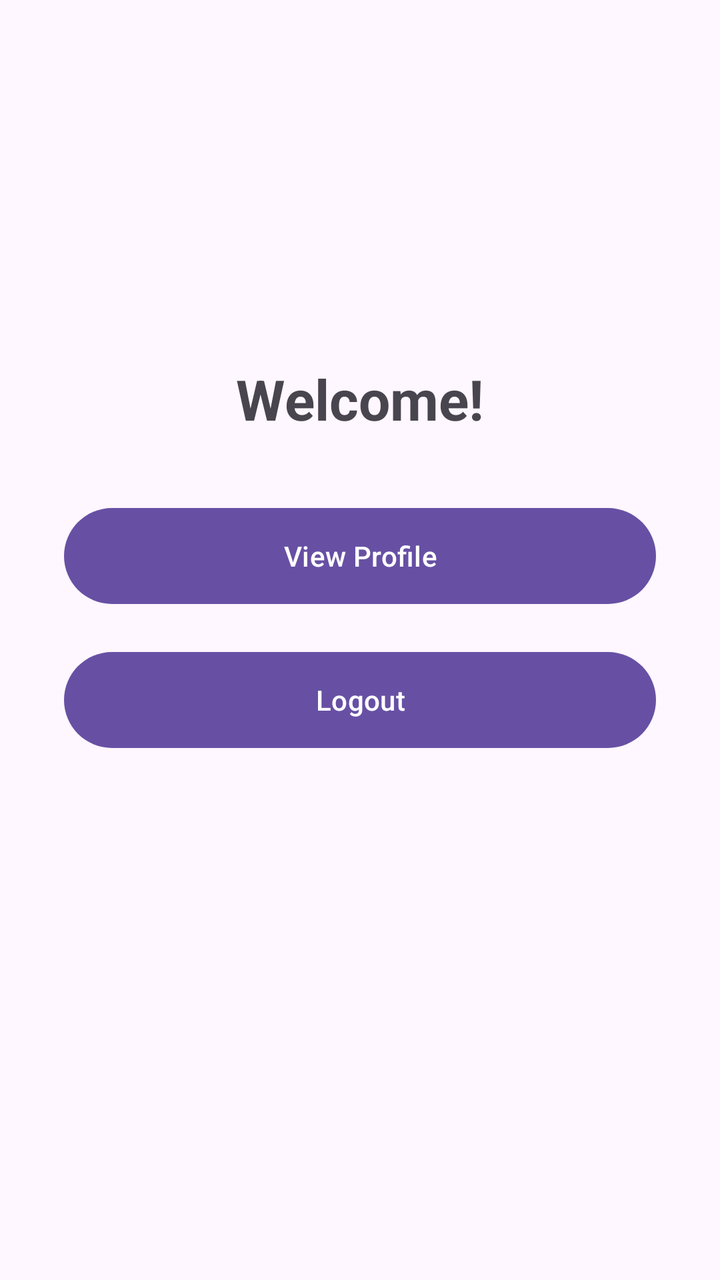
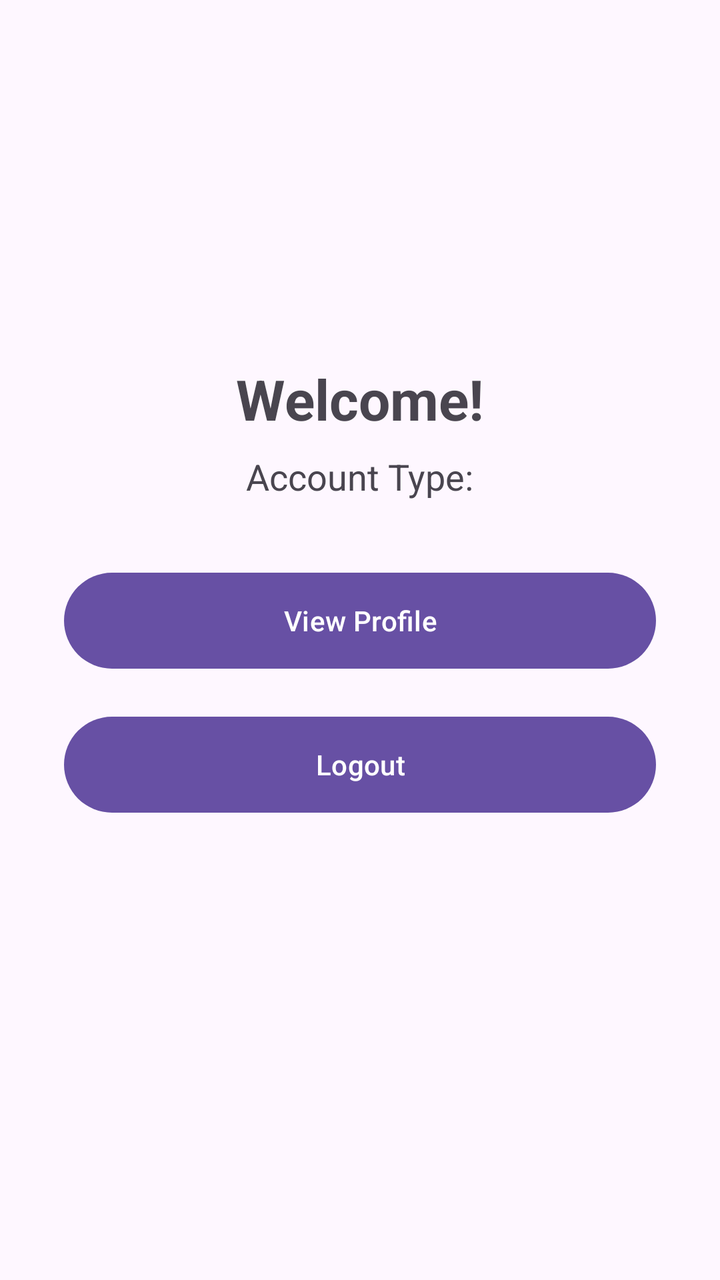

Before-and-after screenshots of an Android layout around one commit, followed by the original layout XML and the change that was made.
<!-- AndroidManifest.xml: application theme Theme.RealtimeDB -->
<!-- res/layout/activity_main.xml -->
<?xml version="1.0" encoding="utf-8"?>
<androidx.constraintlayout.widget.ConstraintLayout xmlns:android="http://schemas.android.com/apk/res/android"
    xmlns:app="http://schemas.android.com/apk/res-auto"
    xmlns:tools="http://schemas.android.com/tools"
    android:layout_width="match_parent"
    android:layout_height="match_parent"
    tools:context=".MainActivity">

    <TextView
        android:id="@+id/textViewWelcome"
        android:layout_width="wrap_content"
        android:layout_height="wrap_content"
        android:text="Welcome!"
        android:textSize="28sp"
        android:textStyle="bold"
        app:layout_constraintBottom_toBottomOf="parent"
        app:layout_constraintEnd_toEndOf="parent"
        app:layout_constraintStart_toStartOf="parent"
        app:layout_constraintTop_toTopOf="parent"
        app:layout_constraintVertical_bias="0.3" />

    <Button
        android:id="@+id/buttonViewProfile"
        android:layout_width="match_parent"
        android:layout_height="wrap_content"
        android:layout_marginStart="32dp"
        android:layout_marginTop="32dp"
        android:layout_marginEnd="32dp"
        android:text="View Profile"
        android:minHeight="56dp"
        app:layout_constraintEnd_toEndOf="parent"
        app:layout_constraintStart_toStartOf="parent"
        app:layout_constraintTop_toBottomOf="@+id/textViewWelcome" />

    <Button
        android:id="@+id/buttonLogout"
        android:layout_width="match_parent"
        android:layout_height="wrap_content"
        android:layout_marginStart="32dp"
        android:layout_marginTop="16dp"
        android:layout_marginEnd="32dp"
        android:text="Logout"
        android:minHeight="56dp"
        app:layout_constraintEnd_toEndOf="parent"
        app:layout_constraintStart_toStartOf="parent"
        app:layout_constraintTop_toBottomOf="@+id/buttonViewProfile" />

</androidx.constraintlayout.widget.ConstraintLayout>
<!-- resources referenced by this layout -->
<resources>
  <style name="Theme.RealtimeDB" parent="Base.Theme.RealtimeDB" />
  <style name="Base.Theme.RealtimeDB" parent="Theme.Material3.DayNight.NoActionBar">
          
          
      </style>
</resources>

<!-- the commit's change to res/layout/activity_main.xml (unified diff, before → after) -->
@@ -19,6 +19,17 @@
         app:layout_constraintTop_toTopOf="parent"
         app:layout_constraintVertical_bias="0.3" />
 
+    <TextView
+        android:id="@+id/textViewUserType"
+        android:layout_width="wrap_content"
+        android:layout_height="wrap_content"
+        android:text="Account Type:"
+        android:textSize="18sp"
+        android:layout_marginTop="8dp"
+        app:layout_constraintEnd_toEndOf="parent"
+        app:layout_constraintStart_toStartOf="parent"
+        app:layout_constraintTop_toBottomOf="@+id/textViewWelcome" />
+
     <Button
         android:id="@+id/buttonViewProfile"
         android:layout_width="match_parent"
@@ -30,7 +41,7 @@
         android:minHeight="56dp"
         app:layout_constraintEnd_toEndOf="parent"
         app:layout_constraintStart_toStartOf="parent"
-        app:layout_constraintTop_toBottomOf="@+id/textViewWelcome" />
+        app:layout_constraintTop_toBottomOf="@+id/textViewUserType" />
 
     <Button
         android:id="@+id/buttonLogout"
